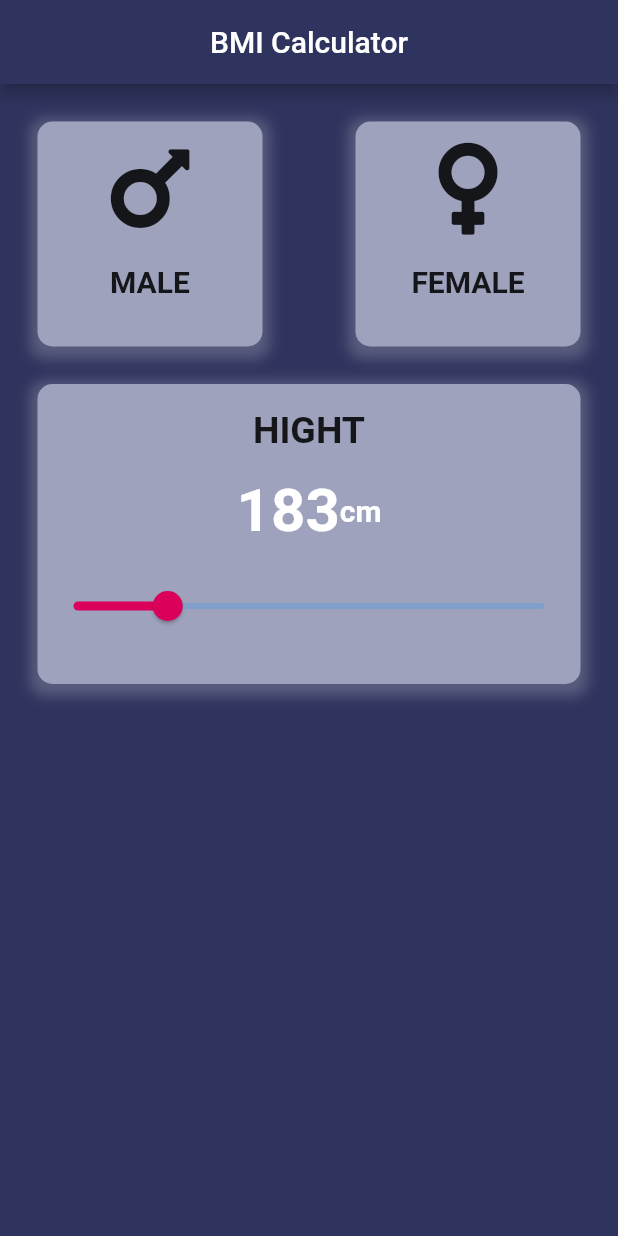
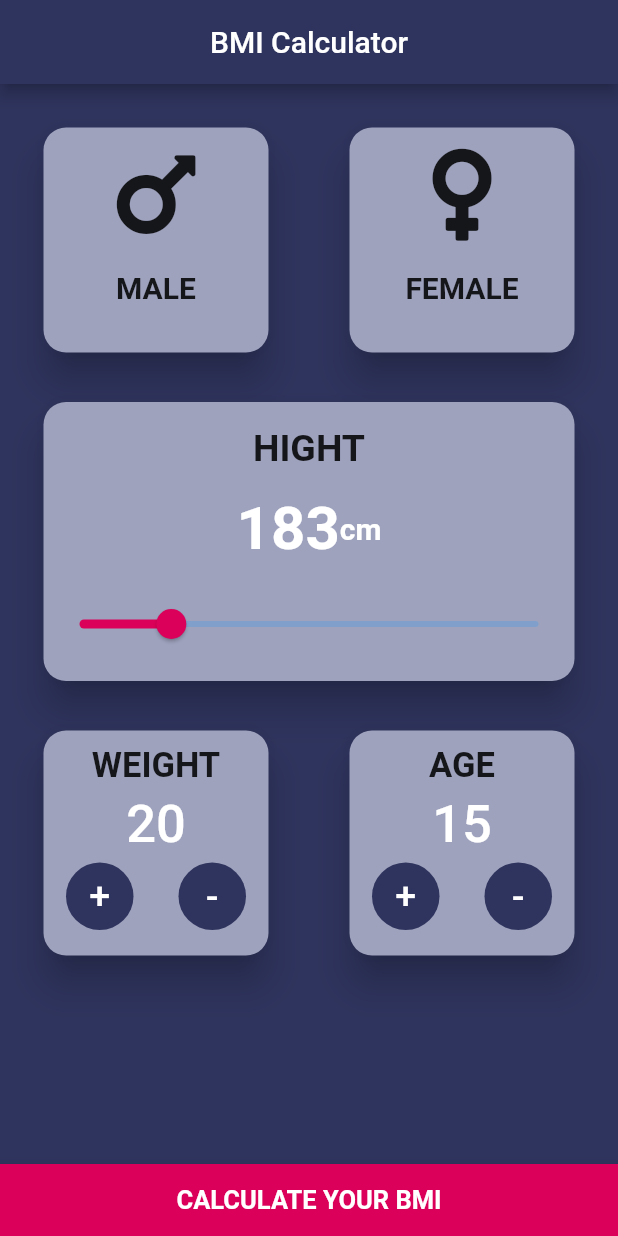
Before and after one commit to Abdelmoghit-IDH/CIT_Cellule_Mobile, a Flutter app: the screen it shows after launch, on a phone screen of 412 x 824 dp. Run offline on Flutter 3.47's test engine with Material 2 defaults, Android fonts, the phone set to English and light mode, and no system bars; our stand-ins replace audioplayers, font_awesome_flutter.

Commit message:
part 2 - BMI App

```diff
--- /dev/null
+++ b/bmi/lib/components/gender.dart
@@ -0,0 +1,41 @@
+import 'package:flutter/material.dart';
+
+class Gender extends StatelessWidget {
+  const Gender({
+    @required this.icon,
+    @required this.gender,
+    Key key,
+  }) : super(key: key);
+
+  final IconData icon;
+  final String gender;
+
+  @override
+  Widget build(BuildContext context) {
+    return SizedBox(
+      width: 150,
+      height: 150,
+      child: Column(
+        children: [
+          SizedBox(
+            height: 10,
+          ),
+          Icon(
+            icon,
+            size: 70,
+          ),
+          SizedBox(
+            height: 15,
+          ),
+          Text(
+            gender,
+            style: TextStyle(
+              fontSize: 20,
+              fontWeight: FontWeight.w700,
+            ),
+          )
+        ],
+      ),
+    );
+  }
+}
--- /dev/null
+++ b/bmi/lib/components/plus_moins.dart
@@ -0,0 +1,115 @@
+import 'package:bmi/const.dart';
+import 'package:flutter/material.dart';
+
+class PlusMoins extends StatefulWidget {
+  const PlusMoins({
+    @required this.name,
+    @required this.number,
+    Key key,
+  }) : super(key: key);
+
+  final String name;
+  final int number;
+
+  @override
+  State<PlusMoins> createState() => _PlusMoinsState();
+}
+
+class _PlusMoinsState extends State<PlusMoins> {
+  int nombre;
+
+  @override
+  void initState() {
+    super.initState();
+    nombre = widget.number;
+  }
+
+  @override
+  Widget build(BuildContext context) {
+    return SizedBox(
+      width: 150,
+      height: 150,
+      child: Column(
+        children: [
+          SizedBox(height: 10),
+          Text(
+            widget.name,
+            style: TextStyle(
+              fontSize: 23,
+              fontWeight: FontWeight.bold,
+            ),
+          ),
+          SizedBox(height: 5),
+          Text(
+            "$nombre",
+            style: TextStyle(
+              fontSize: 35,
+              fontWeight: FontWeight.w500,
+              color: Colors.white,
+            ),
+          ),
+          SizedBox(height: 5),
+          Row(
+            mainAxisAlignment: MainAxisAlignment.spaceAround,
+            children: [
+              CircularButton(
+                icon: "+",
+                onClick: () {
+                  setState(() {
+                    nombre++;
+                    print("the value of number is: $nombre");
+                  });
+                },
+              ),
+              CircularButton(
+                icon: "-",
+                onClick: () {
+                  setState(() {
+                    nombre--;
+                    print("the value of number is: $nombre");
+                  });
+                },
+              ),
+            ],
+          ),
+        ],
+      ),
+    );
+  }
+}
+
+class CircularButton extends StatelessWidget {
+  const CircularButton({
+    @required this.icon,
+    @required this.onClick,
+    Key key,
+  }) : super(key: key);
+
+  final String icon;
+  final Function onClick;
+
+  @override
+  Widget build(BuildContext context) {
+    return GestureDetector(
+      onTap: onClick,
+      child: Container(
+        width: 45,
+        height: 45,
+        decoration: BoxDecoration(
+          color: kdarkBlue,
+          shape: BoxShape.circle,
+        ),
+        child: Center(
+          child: Text(
+            icon,
+            style: TextStyle(
+              fontSize: 25,
+              fontWeight: FontWeight.w500,
+              color: Colors.white,
+            ),
+          ),
+        ),
+      ),
+    );
+  }
+}
--- /dev/null
+++ b/bmi/lib/components/reusable_card.dart
@@ -0,0 +1,28 @@
+import 'package:bmi/const.dart';
+import 'package:flutter/material.dart';
+
+class ReusableCard extends StatelessWidget {
+  const ReusableCard({
+    this.onClick,
+    this.child,
+    Key key,
+  }) : super(key: key);
+
+  final Function onClick;
+  final Widget child;
+
+  @override
+  Widget build(BuildContext context) {
+    return GestureDetector(
+      onTap: onClick,
+      child: Card(
+        color: klightBlue,
+        elevation: 10,
+        shape: RoundedRectangleBorder(
+          borderRadius: BorderRadius.circular(15.0),
+        ),
+        child: child,
+      ),
+    );
+  }
+}
--- a/bmi/lib/main.dart
+++ b/bmi/lib/main.dart
@@ -1,6 +1,10 @@
+import 'package:bmi/components/plus_moins.dart';
 import 'package:bmi/const.dart';
 import 'package:flutter/material.dart';
 import 'package:font_awesome_flutter/font_awesome_flutter.dart';
+
+import 'components/gender.dart';
+import 'components/reusable_card.dart';
 
 void main() {
   runApp(const MyApp());
@@ -33,111 +37,34 @@ class _MyAppState extends State<MyApp> {
           padding: const EdgeInsets.all(25),
           child: Column(
             children: [
-                //! This this the first Row
               Row(
                 mainAxisAlignment: MainAxisAlignment.spaceBetween,
                 children: [
-                    Container(
-                      width: 150,
-                      height: 150,
-                      decoration: BoxDecoration(
-                        boxShadow: [
-                          BoxShadow(
-                            color: Colors.white.withOpacity(0.2),
-                            spreadRadius: 5,
-                            blurRadius: 7,
-                            offset: Offset(0, 3),
-                          ),
-                        ],
-                        color: klightBlue,
-                        borderRadius: BorderRadius.all(
-                          Radius.circular(10),
+                  ReusableCard(
+                    onClick: () {
+                      print('Gender MALE');
+                    },
+                    child: Gender(
+                      gender: "MALE",
+                      icon: FontAwesomeIcons.mars,
                     ),
                   ),
-                      child: Column(
-                        children: [
-                          SizedBox(
-                            height: 10,
-                          ),
-                          Icon(
-                            FontAwesomeIcons.mars,
-                            size: 70,
-                          ),
-                          SizedBox(
-                            height: 15,
-                          ),
-                          Text(
-                            'MALE',
-                            style: TextStyle(
-                              fontSize: 20,
-                              fontWeight: FontWeight.w700,
-                            ),
-                          )
-                        ],
-                      ),
-                    ),
-                    Container(
-                      width: 150,
-                      height: 150,
-                      decoration: BoxDecoration(
-                        boxShadow: [
-                          BoxShadow(
-                            color: Colors.white.withOpacity(0.2),
-                            spreadRadius: 5,
-                            blurRadius: 7,
-                            offset: Offset(0, 3),
-                          ),
-                        ],
-                        color: klightBlue,
-                        borderRadius: BorderRadius.all(
-                          Radius.circular(10),
-                        ),
-                      ),
-                      child: Column(
-                        children: [
-                          SizedBox(
-                            height: 10,
-                          ),
-                          Icon(
-                            FontAwesomeIcons.venus,
-                            size: 70,
-                          ),
-                          SizedBox(
-                            height: 15,
-                          ),
-                          Text(
-                            'FEMALE',
-                            style: TextStyle(
-                              fontSize: 20,
-                              fontWeight: FontWeight.w700,
-                            ),
-                          )
-                        ],
+                  ReusableCard(
+                    onClick: () {
+                      print('Gender FEMALE');
+                    },
+                    child: Gender(
+                      gender: "FEMALE",
+                      icon: FontAwesomeIcons.venus,
                     ),
                   ),
                 ],
               ),
-                //! This the end of the first Row
               SizedBox(
                 height: 25,
               ),
-                Container(
-                  height: 200,
-                  width: double.infinity,
-                  decoration: BoxDecoration(
-                    boxShadow: [
-                      BoxShadow(
-                        color: Colors.white.withOpacity(0.2),
-                        spreadRadius: 5,
-                        blurRadius: 7,
-                        offset: Offset(0, 3),
-                      ),
-                    ],
-                    color: klightBlue,
-                    borderRadius: BorderRadius.all(
-                      Radius.circular(10),
-                    ),
-                  ),
+              ReusableCard(
+                onClick: () {},
                 child: Column(
                   children: [
                     SizedBox(
@@ -189,15 +116,52 @@ class _MyAppState extends State<MyApp> {
                         });
                       },
                     ),
+                    SizedBox(
+                      height: 14,
+                    ),
                   ],
                 ),
               ),
+              SizedBox(
+                height: 25,
+              ),
               Row(
-                  children: [],
+                mainAxisAlignment: MainAxisAlignment.spaceBetween,
+                children: [
+                  ReusableCard(
+                    child: PlusMoins(
+                      name: "WEIGHT",
+                      number: 20,
+                    ),
+                  ),
+                  ReusableCard(
+                    child: PlusMoins(
+                      name: "AGE",
+                      number: 15,
+                    ),
+                  ),
+                ],
               )
             ],
           ),
-          )),
+        ),
+        bottomNavigationBar: BottomAppBar(
+          color: kpinkColor,
+          child: TextButton(
+            onPressed: () {
+              print("Calculate you bmi result");
+            },
+            child: Text(
+              "CALCULATE YOUR BMI",
+              style: TextStyle(
+                fontSize: 17,
+                color: Colors.white,
+                fontWeight: FontWeight.bold,
+              ),
+            ),
+          ),
+        ),
+      ),
     );
   }
 }
```
Lines whose indentation alone changed are shown as unchanged.
